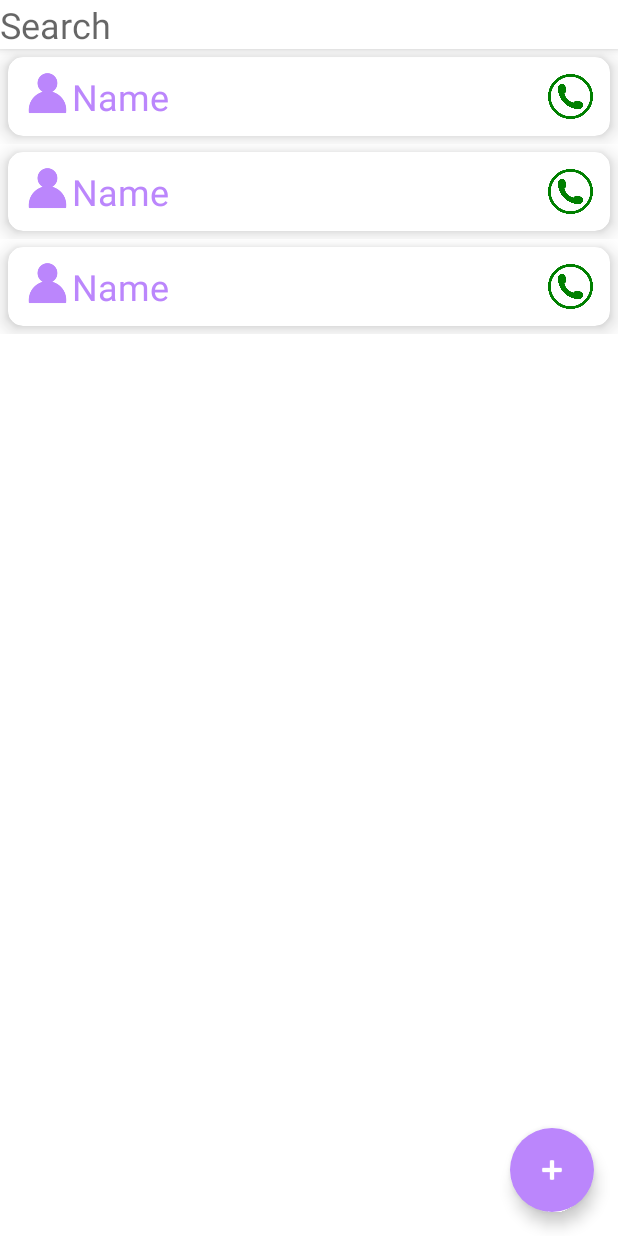
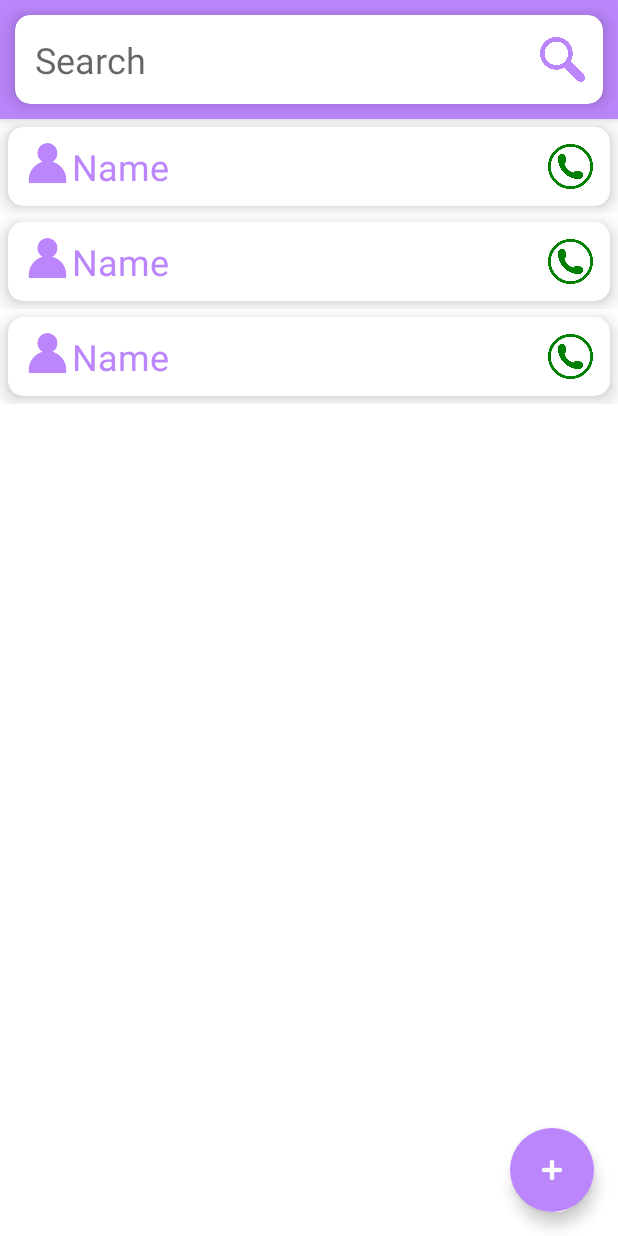
Before and after one commit to kadiace/2020W_CS496_Project1, an Android app: the layout fragment_1.xml on its own in the app's theme, with its tools: preview values and no code run, on a phone screen of 412 x 824 dp. Run offline under Robolectric (Android 15) with nearby library versions, the phone set to English and light mode, and no system bars.

Commit message:
tab1 complete!

```diff
--- a/app/src/main/res/layout/fragment_1.xml
+++ b/app/src/main/res/layout/fragment_1.xml
@@ -12,15 +12,40 @@
         android:layout_width="match_parent"
         android:layout_height="wrap_content">
 
-        <EditText
-            android:id="@+id/editSearch"
+        <androidx.cardview.widget.CardView
+            android:id = "@+id/number_card"
             android:layout_width="match_parent"
             android:layout_height="wrap_content"
-            android:hint="Search"
-            android:background="@color/white"
-            android:textColor="@color/purple_200"
-            android:textSize="24sp"
-            app:layout_scrollFlags="scroll|enterAlways" />
+            android:layout_margin="10dp"
+            android:layout_marginBottom="10dp"
+            app:cardCornerRadius="10dp"
+            app:cardElevation="8dp"
+            app:contentPadding="10dp"
+            app:layout_constraintTop_toBottomOf="@id/image_card">
+
+            <EditText
+                android:id="@+id/search_name"
+                android:layout_width="match_parent"
+                android:layout_height="wrap_content"
+                android:layout_margin="3dp"
+                android:hint="Search"
+                android:background="@color/white"
+                android:textColor="@color/purple_200"
+                android:textSize="24sp"
+                app:layout_scrollFlags="scroll|enterAlways" />
+
+            <ImageButton
+                android:id="@+id/call_button"
+                android:scaleType="fitXY"
+                android:layout_width="30sp"
+                android:layout_height="30sp"
+                android:layout_margin="2dp"
+                android:layout_gravity="right|center_vertical"
+                android:background="#00000000"
+                android:tint="@color/purple_200"
+                app:srcCompat="@drawable/magnifier"/>
+
+        </androidx.cardview.widget.CardView>
 
     </com.google.android.material.appbar.AppBarLayout>
 
@@ -47,4 +72,5 @@
         app:srcCompat="@android:drawable/ic_input_add"
         app:layout_scrollFlags="scroll"/>
 
+
 </androidx.coordinatorlayout.widget.CoordinatorLayout>
```
Also changed, not shown: app/src/main/java/com/example/project1/AddActivity.kt (+13 -14 lines), app/src/main/java/com/example/project1/EditActivity.kt (+18 -19 lines), app/src/main/java/com/example/project1/Fragment1.kt (+14 -44 lines), app/src/main/java/com/example/project1/ItemActivity.kt (+28 -21 lines), app/src/main/java/com/example/project1/MainActivity.kt (+54 -56 lines), app/src/main/java/com/example/project1/RecyclerViewAdapter.kt (+11 -4 lines), app/src/main/res/drawable/magnifier.png (added).
